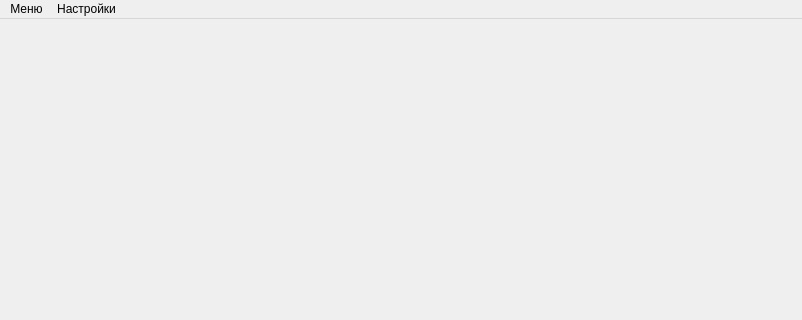
Qt form Window_design.ui (sampletext117/Hex-redactor) before a commit; both pictures show x 0 to 802 and y 0 to 320 of the 802 by 600 pixel window.
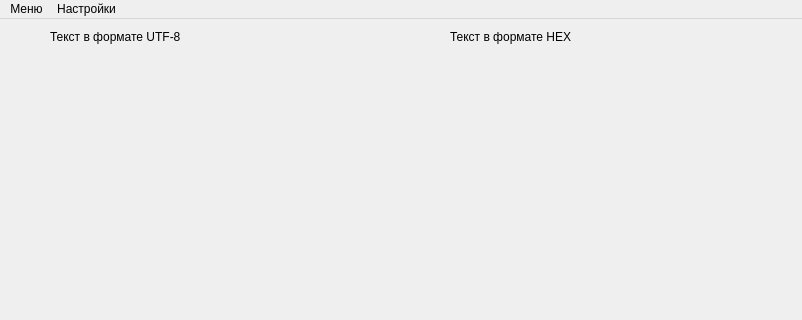
The same form after that commit. Icons and pictures are not drawn.

Commit message: Мелкие доработки

Patch:
```diff
--- a/Window_design.ui
+++ b/Window_design.ui
@@ -13,7 +13,34 @@
   <property name="windowTitle">
    <string>Hex - redactor 1.0</string>
   </property>
-  <widget class="QWidget" name="centralwidget"/>
+  <widget class="QWidget" name="centralwidget">
+   <widget class="QLabel" name="label">
+    <property name="geometry">
+     <rect>
+      <x>50</x>
+      <y>10</y>
+      <width>171</width>
+      <height>16</height>
+     </rect>
+    </property>
+    <property name="text">
+     <string>Текст в формате UTF-8</string>
+    </property>
+   </widget>
+   <widget class="QLabel" name="label_2">
+    <property name="geometry">
+     <rect>
+      <x>450</x>
+      <y>10</y>
+      <width>171</width>
+      <height>16</height>
+     </rect>
+    </property>
+    <property name="text">
+     <string>Текст в формате HEX</string>
+    </property>
+   </widget>
+  </widget>
   <widget class="QMenuBar" name="menubar">
    <property name="geometry">
     <rect>
```
Left out of the diff: 4 changed lines with no effect on the pictures. The commit also changes 1 other file.
